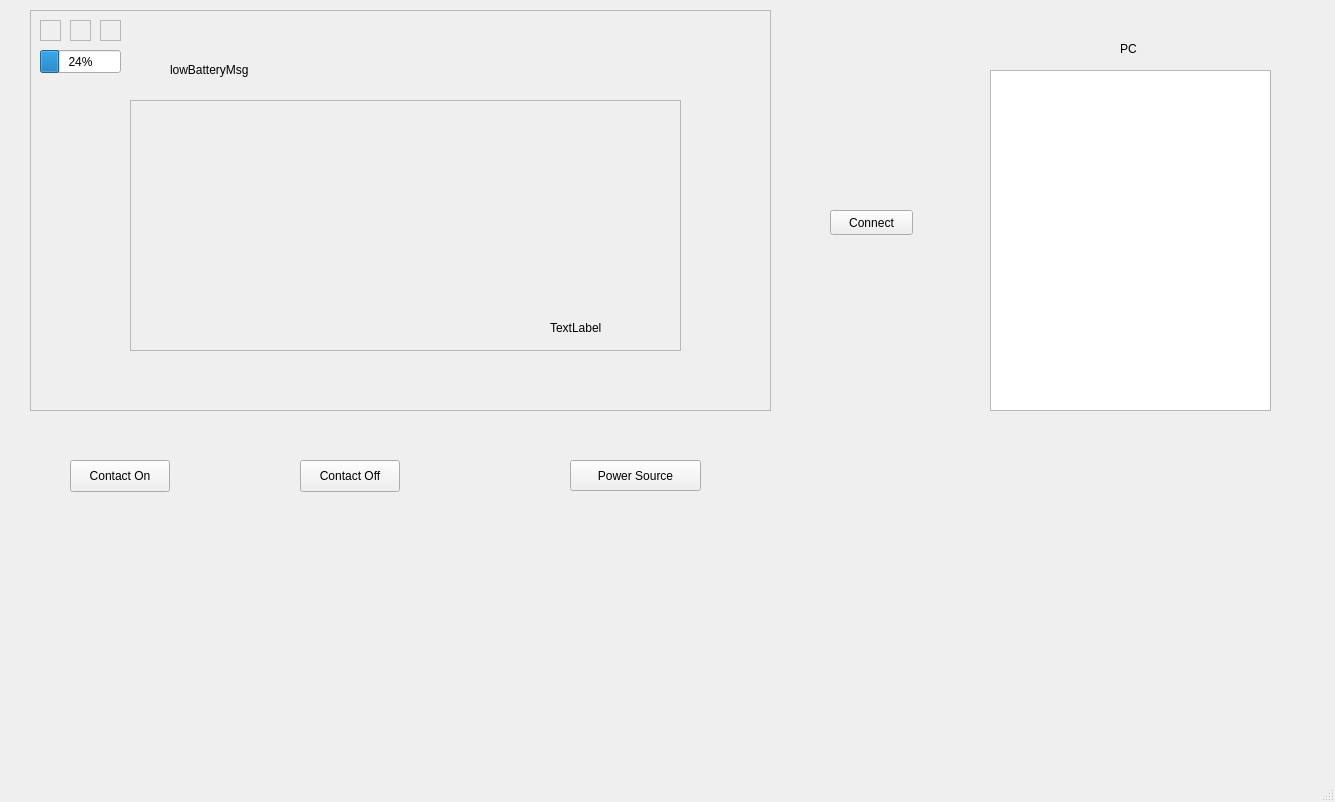
Before: the Qt Designer form COMP_3004_Team_24/mainwindow.ui in sidbmw/Neureset_Device_Simulator, drawn with Qt 5.
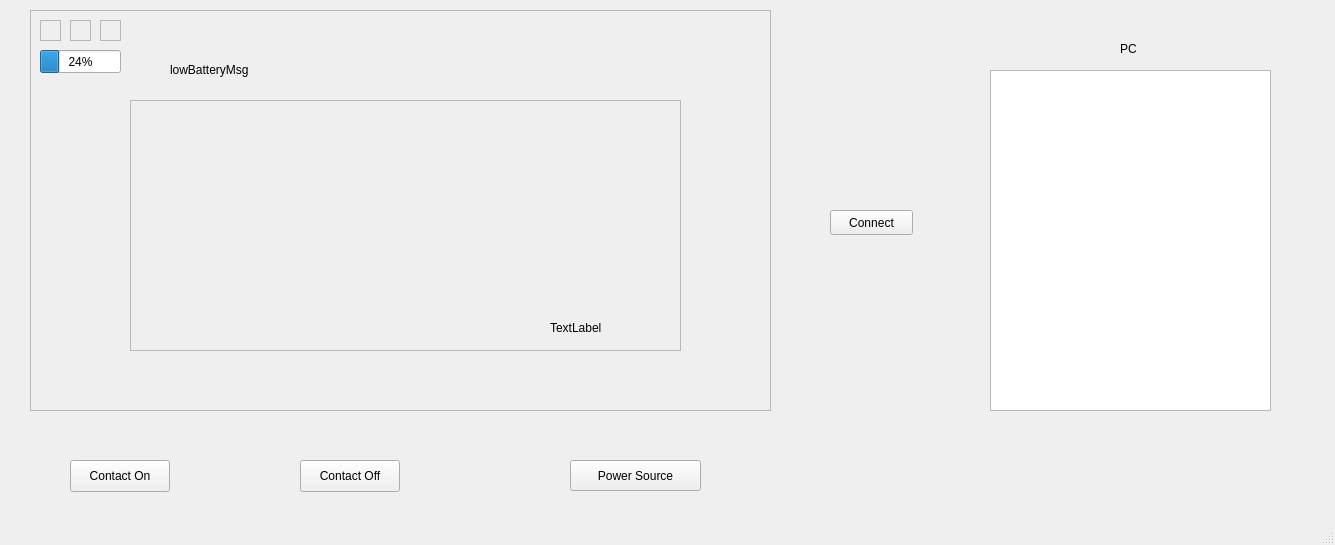
After: the same form once the commit is applied. Icons and pictures are not drawn.

The edit to the form file:
```diff
--- a/COMP_3004_Team_24/mainwindow.ui
+++ b/COMP_3004_Team_24/mainwindow.ui
@@ -7,7 +7,7 @@
     <x>0</x>
     <y>0</y>
     <width>1335</width>
-    <height>802</height>
+    <height>545</height>
    </rect>
   </property>
   <property name="windowTitle">
```
